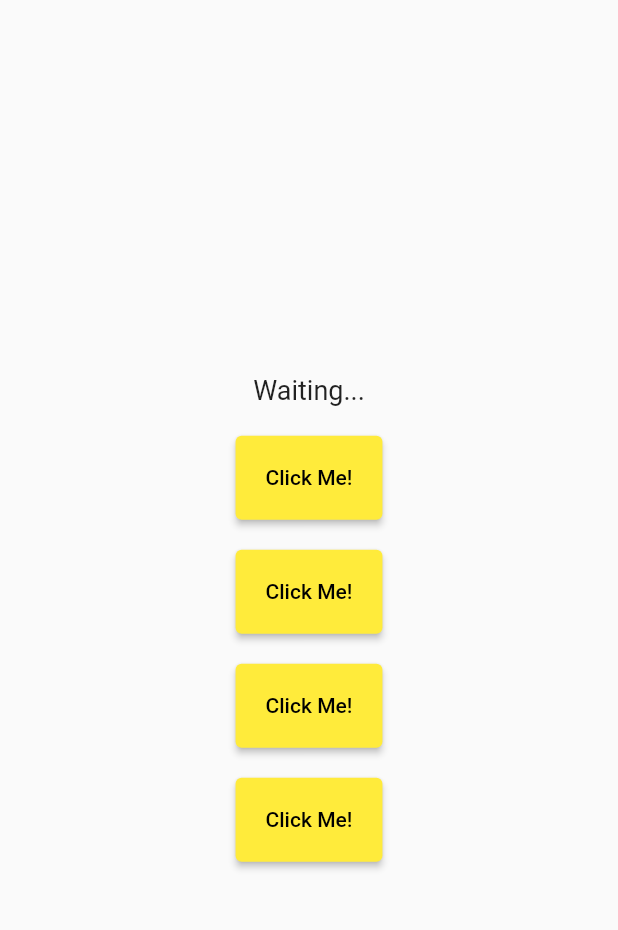
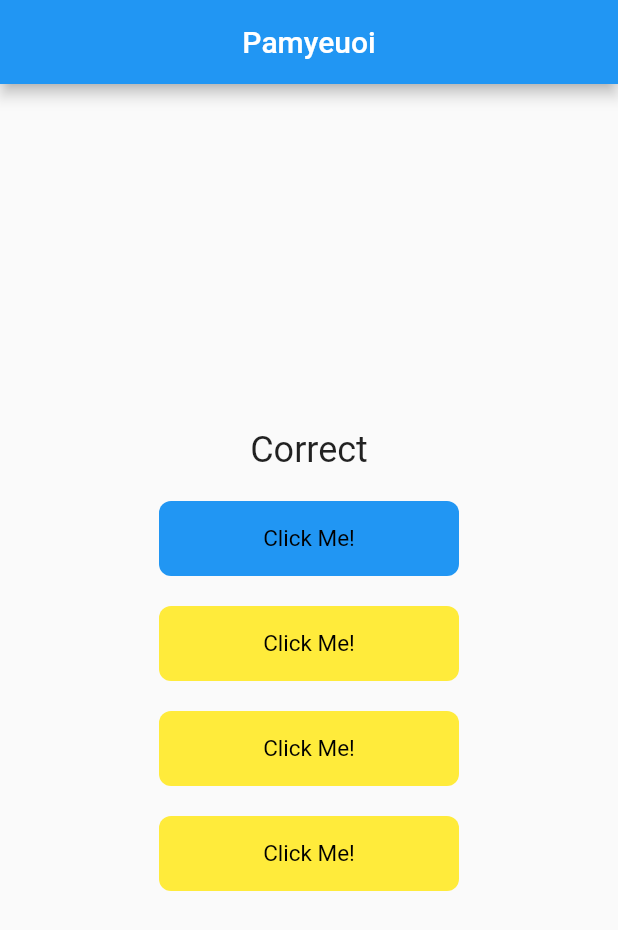
Before and after one commit to Choccutdutkhoatyeuem/button_2, a Flutter app: the screen it shows after launch, after a tap on "Click Me!", on a phone screen of 412 x 824 dp. Shown: the top 930 px of the screen. Run offline on Flutter 3.47's test engine with Material 2 defaults, Android fonts, the phone set to English and light mode, and no system bars.

Commit message:
push new yeah

```diff
--- /dev/null
+++ b/lib/components/MyButton.dart
@@ -0,0 +1,73 @@
+import 'package:flutter/material.dart';
+
+class MyButton extends StatelessWidget {
+  final List<Widget> buttons;
+
+  MyButton({required this.buttons});
+
+  @override
+  Widget build(BuildContext context) {
+    return Column(
+      mainAxisAlignment: MainAxisAlignment.spaceEvenly,
+      children: buttons,
+    );
+  }
+}
+
+class CustomButton extends StatefulWidget {
+  final String content;
+  final Function(bool) onTap;
+  final VoidCallback onReset;
+  final Color buttonColor;
+
+  CustomButton({
+    required this.content,
+    required this.onTap,
+    required this.onReset,
+    required this.buttonColor,
+  });
+
+  @override
+  _CustomButtonState createState() => _CustomButtonState();
+}
+
+class _CustomButtonState extends State<CustomButton> {
+  bool isCorrect = false;
+
+  @override
+  Widget build(BuildContext context) {
+    return GestureDetector(
+      onTap: () {
+        setState(() {
+          isCorrect = true;
+        });
+        widget.onTap(isCorrect);
+
+        Future.delayed(const Duration(seconds: 2), () {
+          setState(() {
+            isCorrect = false;
+          });
+          widget.onReset();
+        });
+      },
+      child: Container(
+        width: 200,
+        height: 50,
+        decoration: BoxDecoration(
+          color: isCorrect ? widget.buttonColor : Colors.yellow,
+          borderRadius: BorderRadius.circular(8.0),
+        ),
+        child: Center(
+          child: Text(
+            widget.content,
+            style: const TextStyle(
+              fontSize: 15,
+              color: Colors.black,
+            ),
+          ),
+        ),
+
+      ),
+    );
+  }
+}
--- a/lib/main.dart
+++ b/lib/main.dart
@@ -1,4 +1,5 @@
 import 'package:flutter/material.dart';
+import 'package:button_2/components/MyButton.dart';
 
 void main() {
   runApp(MyApp());
@@ -19,92 +20,107 @@ class MyHomePage extends StatefulWidget {
 }
 
 class _MyHomePageState extends State<MyHomePage> {
-  String _displayText = 'Waiting...';
-  Color _button1Color = Colors.yellow;
-  Color _button2Color = Colors.yellow;
-  Color _button3Color = Colors.yellow;
-  Color _button4Color = Colors.yellow;
+  String waitingText = "Waiting...";
+   Color buttonColor = Colors.yellow;
 
-  void _onButtonPressed(int buttonNumber) {
-    setState(() {
-      _displayText = buttonNumber == 2 ? 'True' : 'False';
-
-      _button1Color = buttonNumber == 1 ? Colors.red : Colors.yellow;
-      _button2Color = buttonNumber == 2 ? Colors.blue : Colors.yellow;
-      _button3Color = buttonNumber == 3 ? Colors.red : Colors.yellow;
-      _button4Color = buttonNumber == 4 ? Colors.red : Colors.yellow;
-    });
-    Future.delayed(Duration(seconds: 1), () {
-     setState(() {
-      _displayText ='Waiting...';
-      _button1Color = Colors.yellow;
-      _button2Color = Colors.yellow;
-      _button3Color = Colors.yellow;
-      _button4Color = Colors.yellow;
-
-     });
-    });
-  }
 
   @override
   Widget build(BuildContext context) {
     return Scaffold(
+      appBar: AppBar(
+        title: const Center(
+          child: Text("Pamyeuoi"),
+        ),
+      ),
       body: Center(
         child: Column(
           mainAxisAlignment: MainAxisAlignment.center,
           children: [
             Text(
-              _displayText,
-              style: TextStyle(fontSize: 18),
+              waitingText,
+              style: const TextStyle(fontSize: 24),
             ),
+
             const SizedBox(height: 20),
-            ElevatedButton(
-              onPressed: () => _onButtonPressed(1),
-              style: ElevatedButton.styleFrom(
-                primary: _button1Color,
-                padding: const EdgeInsets.all(20),
-              ),
 
-              child: const Text(
-                'Click Me!',
-                style: TextStyle(color: Colors.black),
-              ),
-            ),
-            const SizedBox(height: 20),
-            ElevatedButton(
-              onPressed: () => _onButtonPressed(2),
-              style: ElevatedButton.styleFrom(
-                primary: _button2Color,
-                padding: const EdgeInsets.all(20),
-              ),
-              child: const Text(
-                'Click Me!',
-                style: TextStyle(color: Colors.black),
-              ),
-            ),
-            const SizedBox(height: 20),
-            ElevatedButton(
-              onPressed: () => _onButtonPressed(3),
-              style: ElevatedButton.styleFrom(
-                primary: _button3Color,
-                padding: const EdgeInsets.all(20),
-              ),
-              child: const Text(
-                'Click Me!',
-                style: TextStyle(color: Colors.black),
-              ),
-            ),
-            const SizedBox(height: 20),
-            ElevatedButton(
-              onPressed: () => _onButtonPressed(4),
-              style: ElevatedButton.styleFrom(
-                primary: _button4Color,
-                padding: const EdgeInsets.all(20),
-              ),
-              child: const Text(
-                'Click Me!',
-                style: TextStyle(color: Colors.black),
-              ),
+            MyButton(
+              buttons: [
+                CustomButton(
+                  buttonColor: Colors.blue,
+                  content: "Click Me!",
+                  onTap: (isCorrect) {
+                    setState(() {
+                      waitingText = isCorrect ? "Correct" : "InCorrect";
+                    });
+                  },
+                  onReset: () {
+                    Future.delayed(const Duration(seconds: 1), () {
+                      setState(() {
+                        waitingText = "Waiting...";
+                      });
+                    });
+                  },
+                ),
+
+                const SizedBox(height: 20),
+
+                CustomButton(
+                  buttonColor: Colors.red,
+                  content: "Click Me!",
+                  onTap: (isCorrect) {
+                    setState(() {
+                      waitingText = isCorrect ? "InCorrect" : "Correct";
+
+                    });
+                  },
+                  onReset: () {
+                    Future.delayed(const Duration(seconds: 1), () {
+                      setState(() {
+                        waitingText = "Waiting...";
+                      });
+                    });
+                  },
+                ),
+
+                const SizedBox(height: 20),
+
+                CustomButton(
+                  buttonColor: Colors.red,
+                  content: "Click Me!",
+                  onTap: (isCorrect) {
+                    setState(() {
+                      waitingText = isCorrect ? "InCorrect" : "Correct";
+                    });
+                  },
+                  onReset: () {
+                    Future.delayed(const Duration(seconds: 1), () {
+                      setState(() {
+                        waitingText = "Waiting...";
+                      });
+                    });
+                  },
+                ),
+
+                const SizedBox(height: 20),
+
+                CustomButton(
+                  buttonColor: Colors.red,
+                  content: "Click Me!",
+                  onTap: (isCorrect) {
+                    setState(() {
+                      waitingText = isCorrect ? "InCorrect" : "Correct";
+
+                    });
+                  },
+                  onReset: () {
+                    Future.delayed(const Duration(seconds: 1), () {
+                      setState(() {
+                        waitingText = "Waiting...";
+                      });
+                    });
+                  },
+                ),
+              ],
             ),
           ],
         ),
```
